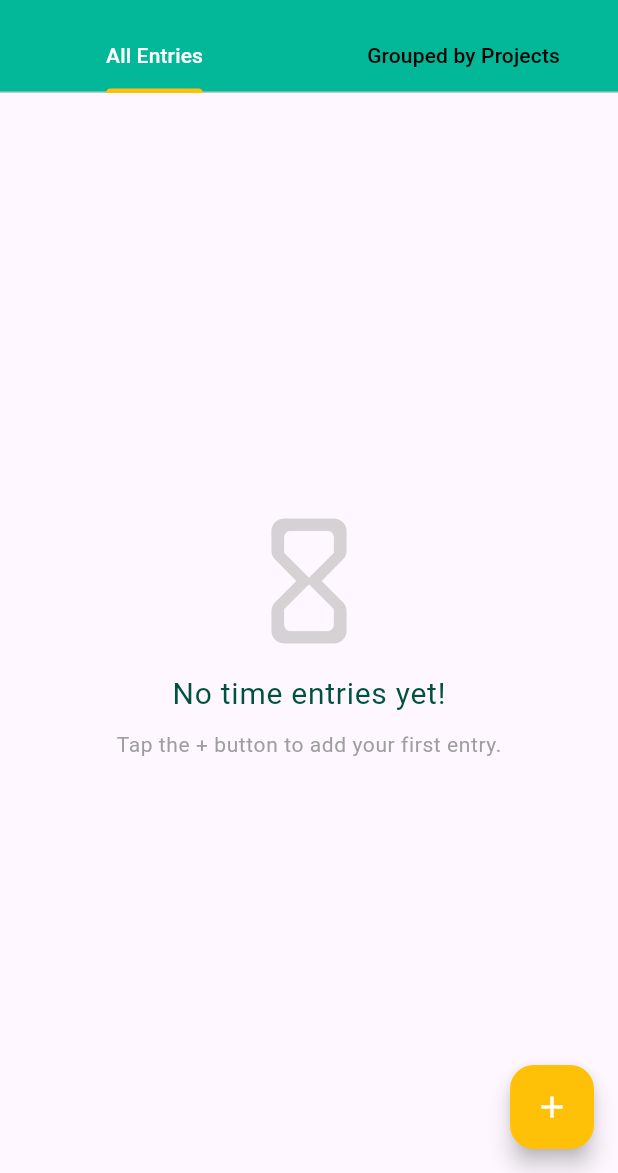
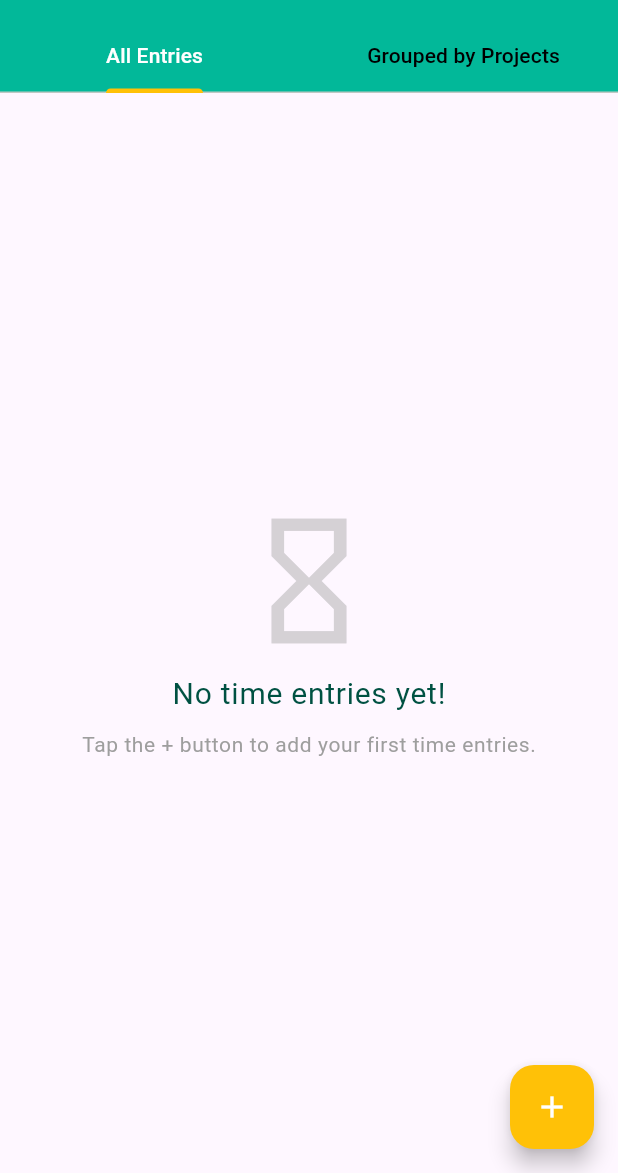
Before and after one commit to wmvieira21/time_tracker, a Flutter app: the screen it shows after launch, on a phone screen of 412 x 824 dp, the part 63-1236 px from its top. Run offline on Flutter 3.47's test engine with Material 3 defaults, Android fonts, the phone set to English and light mode, and no system bars; our stand-ins replace localstorage.

Commit message:
task and projects list widget

```diff
--- a/lib/time_entry.dart
+++ b/lib/time_entry.dart
@@ -68,7 +68,16 @@ class _TimeEntryState extends State<TimeEntry>
         builder: (context, value, child) {
           return TabBarView(
             controller: _tabController,
-            children: [NoDataFound(), NoDataFound()],
+            children: [
+              NoDataFound(
+                icon: Icons.hourglass_empty,
+                typeOfData: 'time entries',
+              ),
+              NoDataFound(
+                icon: Icons.hourglass_empty,
+                typeOfData: 'time entries',
+              ),
+            ],
           );
         },
       ),
--- a/lib/widgets/no_data_found.dart
+++ b/lib/widgets/no_data_found.dart
@@ -1,28 +1,31 @@
 import 'package:flutter/material.dart';
 
 class NoDataFound extends StatelessWidget {
-  const NoDataFound({super.key});
-
+  const NoDataFound({super.key, required this.typeOfData, required this.icon});
+  final String typeOfData;
+  final IconData icon;
   @override
   Widget build(BuildContext context) {
-    return Column(
+    return Center(
+      child: Column(
         spacing: 10,
         mainAxisAlignment: MainAxisAlignment.center,
         children: [
           Icon(
-          Icons.hourglass_empty_rounded,
+            icon,
             size: 100,
             color: const Color.fromARGB(110, 158, 158, 158),
           ),
-        Text('No time entries yet!',
+          Text('No $typeOfData yet!',
               style: Theme.of(context).textTheme.bodyLarge),
           Text(
-          'Tap the + button to add your first entry.',
+            'Tap the + button to add your first $typeOfData.',
             style: Theme.of(context).textTheme.bodySmall!.copyWith(
                   color: Colors.grey,
                 ),
           ),
         ],
+      ),
     );
   }
 }
```
Also changed, not shown: lib/screens/project_manager_sreeen.dart (+7 -15 lines), lib/screens/task_manager_screen.dart (+8 -15 lines), lib/widgets/project_list.dart (added, +32 -0 lines), lib/widgets/tasks_list.dart (added, +31 -0 lines). Lines whose indentation alone changed are shown as unchanged.
